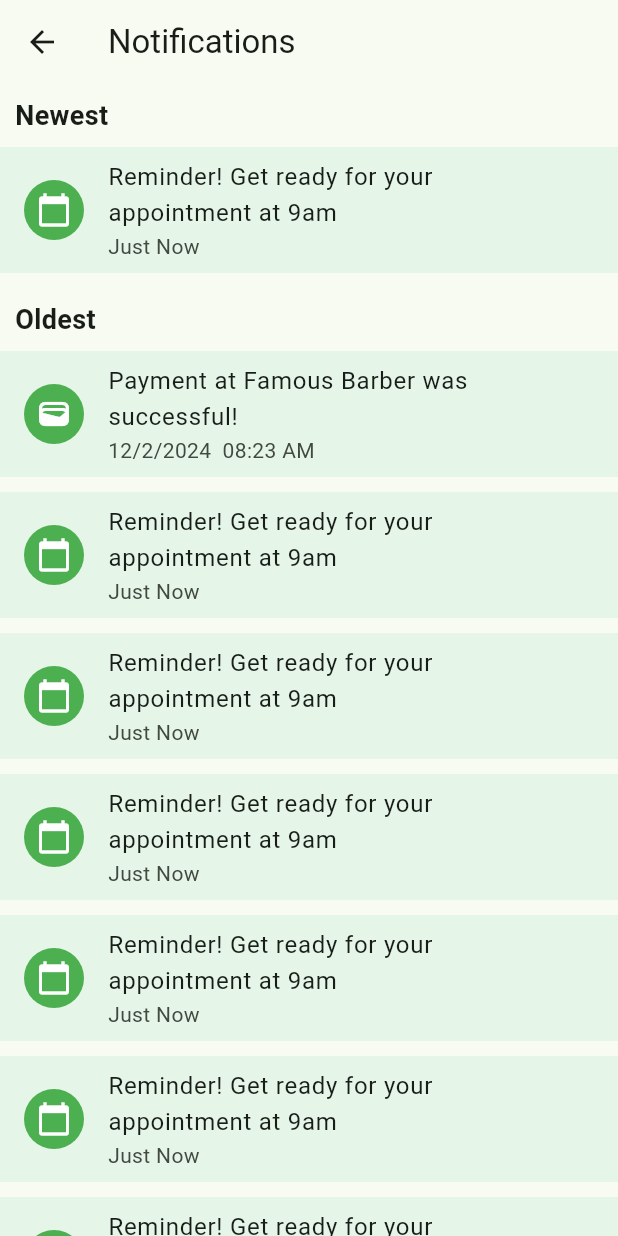
After one commit to IntimeSys2025/in_time_app, a Flutter app: the NotificationsScreen screen opened directly, on a phone screen of 412 x 824 dp. The commit adds this screen. Run offline on Flutter 3.47's test engine with Material 3 defaults, Android fonts, the light colour scheme and no system bars; our stand-ins replace dartz, dio, easy_localization, equatable, flutter_bloc, flutter_otp_text_field and 7 more; accounts and stored records are empty; network calls fail.

Commit message:
notification screen

```diff
--- /dev/null
+++ b/lib/features/profile/presentation/screens/notification_screen.dart
@@ -0,0 +1,91 @@
+import 'package:flutter/material.dart';
+import 'package:in_time_app/core/helpers/extension.dart';
+import 'package:in_time_app/core/utils/app_colors.dart';
+import 'package:in_time_app/core/utils/app_font_size.dart';
+
+import '../widget/notification_item.dart';
+
+class NotificationsScreen extends StatelessWidget {
+  const NotificationsScreen({super.key});
+
+  @override
+  Widget build(BuildContext context) {
+    return Scaffold(
+      appBar: AppBar(
+        title: Text('Notifications'),
+        leading: IconButton(
+          icon: Icon(Icons.arrow_back),
+          onPressed: () => Navigator.pop(context),
+        ),
+      ),
+      body: Column(
+        children: [
+          Expanded(
+            child: ListView(
+              // padding: EdgeInsets.symmetric(horizontal: 16.0),
+              children: [
+                const Padding(
+                  padding: EdgeInsets.symmetric(vertical: 8.0, horizontal: 10),
+                  child: Text(
+                    'Newest',
+                    style: TextStyle(
+                        fontWeight: FontWeight.w600,
+                        fontSize: AppFontSize.fontSize18),
+                  ),
+                ),
+                const NotificationItem(
+                    title: 'Reminder! Get ready for your appointment at 9am',
+                    time: 'Just Now',
+                    icon: Icons.calendar_today),
+                10.heightSpace,
+                const Padding(
+                  padding: EdgeInsets.symmetric(vertical: 8.0, horizontal: 10),
+                  child: Text(
+                    'Oldest',
+                    style: TextStyle(
+                        fontWeight: FontWeight.w600,
+                        fontSize: AppFontSize.fontSize18),
+                  ),
+                ),
+                const NotificationItem(
+                    title: 'Payment at Famous Barber was successful!',
+                    time: '12/2/2024  08:23 AM',
+                    icon: Icons.wallet),
+                10.heightSpace,
+                const NotificationItem(
+                    title: 'Reminder! Get ready for your appointment at 9am',
+                    time: 'Just Now',
+                    icon: Icons.calendar_today),
+                10.heightSpace,
+                const NotificationItem(
+                    title: 'Reminder! Get ready for your appointment at 9am',
+                    time: 'Just Now',
+                    icon: Icons.calendar_today),
+                10.heightSpace,
+                const NotificationItem(
+                    title: 'Reminder! Get ready for your appointment at 9am',
+                    time: 'Just Now',
+                    icon: Icons.calendar_today),
+                10.heightSpace,
+                const NotificationItem(
+                    title: 'Reminder! Get ready for your appointment at 9am',
+                    time: 'Just Now',
+                    icon: Icons.calendar_today),
+                10.heightSpace,
+                const NotificationItem(
+                    title: 'Reminder! Get ready for your appointment at 9am',
+                    time: 'Just Now',
+                    icon: Icons.calendar_today),
+                10.heightSpace,
+                const NotificationItem(
+                    title: 'Reminder! Get ready for your appointment at 9am',
+                    time: 'Just Now',
+                    icon: Icons.calendar_today),
+              ],
+            ),
+          ),
+        ],
+      ),
+    );
+  }
+}
--- a/lib/features/profile/presentation/widget/about_section.dart
+++ b/lib/features/profile/presentation/widget/about_section.dart
@@ -1,5 +1,6 @@
 import 'package:flutter/material.dart';
 import 'package:in_time_app/core/helpers/extension.dart';
+import 'package:in_time_app/features/profile/presentation/screens/contact_us_screen.dart';
 import 'package:in_time_app/features/profile/presentation/widget/profile_action.dart';
 
 class AboutSection extends StatelessWidget {
@@ -19,7 +20,9 @@ class AboutSection extends StatelessWidget {
         ProfileAction(
             title: 'Contact Us',
             icon: const Icon(Icons.error_outline),
-            onPressed: () {}),
+            onPressed: () {
+              Navigator.push(context, MaterialPageRoute(builder: (context) => const ContactUsScreen(),));
+            }),
         ProfileAction(
             title: 'Privacy & Policy',
             icon: const Icon(Icons.lock_outline),
--- /dev/null
+++ b/lib/features/profile/presentation/widget/notification_item.dart
@@ -0,0 +1,25 @@
+import 'package:flutter/material.dart';
+import '../../../../core/utils/app_colors.dart';
+
+class NotificationItem extends StatelessWidget {
+  final String title;
+  final IconData icon;
+  final String time;
+  const NotificationItem(
+      {super.key, required this.title, required this.icon, required this.time});
+
+  @override
+  Widget build(BuildContext context) {
+    return Container(
+      color: AppColors.kLightGreen,
+      child:  ListTile(
+        leading: CircleAvatar(
+          backgroundColor: Colors.green,
+          child: Icon(icon, color: Colors.white),
+        ),
+        title: Text(title),
+        subtitle: Text(time),
+      ),
+    );
+  }
+}
--- a/lib/features/profile/presentation/widget/personal_info_section.dart
+++ b/lib/features/profile/presentation/widget/personal_info_section.dart
@@ -1,6 +1,7 @@
 import 'package:flutter/material.dart';
 import 'package:in_time_app/core/helpers/extension.dart';
 import 'package:in_time_app/features/profile/presentation/screens/account_security_screen.dart';
+import 'package:in_time_app/features/profile/presentation/screens/notification_screen.dart';
 import 'package:in_time_app/features/profile/presentation/screens/personal_data_screen.dart';
 import 'package:in_time_app/features/profile/presentation/widget/profile_action.dart';
 
@@ -39,7 +40,13 @@ class PersonalInfoSection extends StatelessWidget {
         ProfileAction(
             title: 'Notifacation',
             icon: const Icon(Icons.notifications_none),
-            onPressed: () {}),
+            onPressed: () {
+              Navigator.push(
+                  context,
+                  MaterialPageRoute(
+                    builder: (context) => NotificationsScreen(),
+                  ));
+            }),
       ],
     );
   }
```
